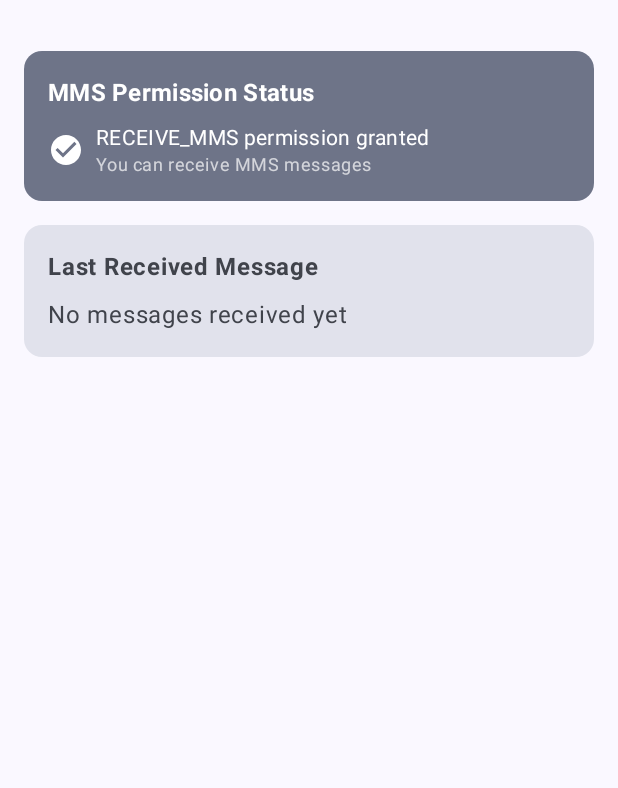
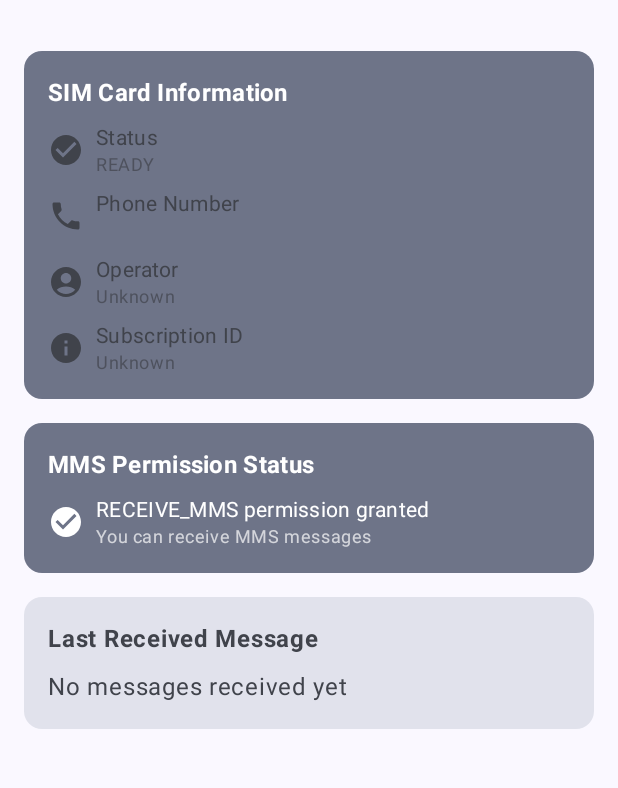
Before and after one commit to aqua-ix/PushReceiverSample, an Android app built with Jetpack Compose: the screen it shows after launch (MainActivity), on a phone screen of 412 x 824 dp, the part 69-857 px from its top. Run offline under Robolectric (Android 15) with nearby library versions, the phone set to English and light mode, and no system bars.

Commit message:
Add display of sim card information

```diff
--- a/app/src/main/AndroidManifest.xml
+++ b/app/src/main/AndroidManifest.xml
@@ -7,6 +7,8 @@
         android:required="false" />
 
     <uses-permission android:name="android.permission.RECEIVE_MMS" />
+    <uses-permission android:name="android.permission.READ_PHONE_NUMBERS" />
+    <uses-permission android:name="android.permission.READ_PHONE_STATE" />
 
     <application
         android:allowBackup="true"
--- a/app/src/main/java/com/example/pushreceiversample/MainActivity.kt
+++ b/app/src/main/java/com/example/pushreceiversample/MainActivity.kt
@@ -15,6 +15,7 @@ import androidx.compose.material3.TopAppBar
 import androidx.compose.ui.Modifier
 import androidx.compose.ui.unit.dp
 import com.example.pushreceiversample.ui.MmsPermission
+import com.example.pushreceiversample.ui.SimStatus
 import com.example.pushreceiversample.ui.theme.PushReceiverSampleTheme
 
 class MainActivity : ComponentActivity() {
@@ -39,6 +40,7 @@ class MainActivity : ComponentActivity() {
                             .padding(16.dp),
                         verticalArrangement = Arrangement.spacedBy(16.dp)
                     ) {
+                        SimStatus()
                         MmsPermission()
                         ReceivedMessage()
                     }
--- /dev/null
+++ b/app/src/main/java/com/example/pushreceiversample/ui/SimStatus.kt
@@ -0,0 +1,222 @@
+package com.example.pushreceiversample.ui
+
+import android.Manifest
+import android.content.Context
+import android.content.Intent
+import android.net.Uri
+import android.os.Build
+import android.provider.Settings
+import android.telephony.SubscriptionManager
+import android.telephony.TelephonyManager
+import androidx.compose.foundation.layout.Arrangement
+import androidx.compose.foundation.layout.Column
+import androidx.compose.foundation.layout.Row
+import androidx.compose.foundation.layout.fillMaxWidth
+import androidx.compose.foundation.layout.padding
+import androidx.compose.material.icons.Icons
+import androidx.compose.material.icons.filled.AccountCircle
+import androidx.compose.material.icons.filled.CheckCircle
+import androidx.compose.material.icons.filled.Info
+import androidx.compose.material.icons.filled.Phone
+import androidx.compose.material.icons.filled.Warning
+import androidx.compose.material3.Button
+import androidx.compose.material3.ButtonDefaults
+import androidx.compose.material3.Card
+import androidx.compose.material3.CardDefaults
+import androidx.compose.material3.Icon
+import androidx.compose.material3.MaterialTheme
+import androidx.compose.material3.Text
+import androidx.compose.runtime.Composable
+import androidx.compose.runtime.LaunchedEffect
+import androidx.compose.runtime.getValue
+import androidx.compose.runtime.mutableStateOf
+import androidx.compose.runtime.remember
+import androidx.compose.runtime.setValue
+import androidx.compose.ui.Alignment
+import androidx.compose.ui.Modifier
+import androidx.compose.ui.graphics.vector.ImageVector
+import androidx.compose.ui.platform.LocalContext
+import androidx.compose.ui.text.font.FontWeight
+import androidx.compose.ui.unit.dp
+import com.google.accompanist.permissions.ExperimentalPermissionsApi
+import com.google.accompanist.permissions.rememberMultiplePermissionsState
+
+data class SimStatusData(
+    val status: SimStatusEnum,
+    val phoneNumber: String?,
+    val simOperatorName: String?,
+    val subscriptionId: Int?
+)
+
+enum class SimStatusEnum {
+    READY, NOT_READY, ABSENT, NETWORK_LOCKED, PIN_REQUIRED, PUK_REQUIRED, UNKNOWN
+}
+
+@SuppressWarnings("MissingPermission")
+fun getSimInfo(context: Context): SimStatusData {
+    val telephonyManager = context.getSystemService(Context.TELEPHONY_SERVICE) as TelephonyManager
+    val subscriptionManager =
+        context.getSystemService(Context.TELEPHONY_SUBSCRIPTION_SERVICE) as SubscriptionManager
+
+    val status = when (telephonyManager.simState) {
+        TelephonyManager.SIM_STATE_READY -> SimStatusEnum.READY
+        TelephonyManager.SIM_STATE_ABSENT -> SimStatusEnum.ABSENT
+        TelephonyManager.SIM_STATE_PIN_REQUIRED -> SimStatusEnum.PIN_REQUIRED
+        TelephonyManager.SIM_STATE_PUK_REQUIRED -> SimStatusEnum.PUK_REQUIRED
+        TelephonyManager.SIM_STATE_NETWORK_LOCKED -> SimStatusEnum.NETWORK_LOCKED
+        TelephonyManager.SIM_STATE_NOT_READY -> SimStatusEnum.NOT_READY
+        else -> SimStatusEnum.UNKNOWN
+    }
+
+    val phoneNumber = if (Build.VERSION.SDK_INT >= Build.VERSION_CODES.TIRAMISU) {
+        subscriptionManager.getPhoneNumber(SubscriptionManager.getDefaultSubscriptionId())
+    } else {
+        subscriptionManager.activeSubscriptionInfoList?.firstOrNull()?.number
+    }
+
+    val activeSubscriptionInfo = subscriptionManager.activeSubscriptionInfoList?.firstOrNull()
+
+    return SimStatusData(
+        status = status,
+        phoneNumber = phoneNumber ?: "Unknown",
+        simOperatorName = telephonyManager.simOperatorName ?: "Unknown",
+        subscriptionId = activeSubscriptionInfo?.subscriptionId
+    )
+}
+
+@OptIn(ExperimentalPermissionsApi::class)
+@Composable
+fun SimStatus() {
+    val context = LocalContext.current
+    var simInfo by remember {
+        mutableStateOf(
+            SimStatusData(
+                SimStatusEnum.UNKNOWN,
+                null,
+                null,
+                null
+            )
+        )
+    }
+
+    val permissions = if (Build.VERSION.SDK_INT >= Build.VERSION_CODES.O) {
+        listOf(Manifest.permission.READ_PHONE_STATE, Manifest.permission.READ_PHONE_NUMBERS)
+    } else {
+        listOf(Manifest.permission.READ_PHONE_STATE)
+    }
+
+    val permissionState = rememberMultiplePermissionsState(permissions)
+    var shouldShowRationale by remember { mutableStateOf(false) }
+
+    LaunchedEffect(permissionState.allPermissionsGranted) {
+        shouldShowRationale = permissionState.shouldShowRationale
+        if (permissionState.allPermissionsGranted) {
+            simInfo = getSimInfo(context)
+        }
+    }
+
+    Card(
+        modifier = Modifier.fillMaxWidth(),
+        colors = CardDefaults.cardColors(
+            containerColor = when {
+                !permissionState.allPermissionsGranted -> MaterialTheme.colorScheme.errorContainer
+                simInfo.status == SimStatusEnum.READY -> MaterialTheme.colorScheme.secondaryContainer
+                simInfo.status in listOf(
+                    SimStatusEnum.ABSENT,
+                    SimStatusEnum.PIN_REQUIRED,
+                    SimStatusEnum.PUK_REQUIRED,
+                    SimStatusEnum.NETWORK_LOCKED
+                ) -> MaterialTheme.colorScheme.errorContainer
+
+                else -> MaterialTheme.colorScheme.surfaceVariant
+            }
+        )
+    ) {
+        Column(
+            modifier = Modifier.padding(16.dp),
+            verticalArrangement = Arrangement.spacedBy(8.dp)
+        ) {
+            Text(
+                text = "SIM Card Information",
+                style = MaterialTheme.typography.titleMedium,
+                fontWeight = FontWeight.Bold
+            )
+            if (!permissionState.allPermissionsGranted) {
+                SimStatusRow(
+                    icon = Icons.Default.Warning,
+                    label = "Permission required",
+                    value = "READ_PHONE_STATE and READ_PHONE_NUMBERS permissions are needed to access SIM information"
+                )
+                Button(
+                    onClick = {
+                        if (shouldShowRationale) {
+                            val intent =
+                                Intent(Settings.ACTION_APPLICATION_DETAILS_SETTINGS).apply {
+                                    data = Uri.fromParts("package", context.packageName, null)
+                                }
+                            context.startActivity(intent)
+                        } else {
+                            permissionState.launchMultiplePermissionRequest()
+                        }
+                    },
+                    colors = ButtonDefaults.buttonColors(
+                        containerColor = MaterialTheme.colorScheme.primary,
+                        contentColor = MaterialTheme.colorScheme.onPrimary
+                    )
+                ) {
+                    Text(
+                        if (shouldShowRationale) "Open Settings"
+                        else "Request Permissions"
+                    )
+                }
+            } else {
+                SimStatusRow(
+                    icon = if (simInfo.status == SimStatusEnum.READY) Icons.Default.CheckCircle else Icons.Default.Warning,
+                    label = "Status",
+                    value = simInfo.status.toString()
+                )
+                SimStatusRow(
+                    icon = Icons.Default.Phone,
+                    label = "Phone Number",
+                    value = simInfo.phoneNumber ?: "Unknown"
+                )
+                SimStatusRow(
+                    icon = Icons.Default.AccountCircle,
+                    label = "Operator",
+                    value = simInfo.simOperatorName ?: "Unknown"
+                )
+                SimStatusRow(
+                    icon = Icons.Default.Info,
+                    label = "Subscription ID",
+                    value = simInfo.subscriptionId?.toString() ?: "Unknown"
+                )
+            }
+        }
+    }
+}
+
+@Composable
+fun SimStatusRow(icon: ImageVector, label: String, value: String) {
+    Row(
+        verticalAlignment = Alignment.CenterVertically,
+        horizontalArrangement = Arrangement.spacedBy(8.dp)
+    ) {
+        Icon(
+            imageVector = icon,
+            contentDescription = null,
+            tint = MaterialTheme.colorScheme.onSurfaceVariant
+        )
+        Column {
+            Text(
+                text = label,
+                style = MaterialTheme.typography.bodyMedium,
+                color = MaterialTheme.colorScheme.onSurfaceVariant
+            )
+            Text(
+                text = value,
+                style = MaterialTheme.typography.bodySmall,
+                color = MaterialTheme.colorScheme.onSurfaceVariant.copy(alpha = 0.7f)
+            )
+        }
+    }
+}
```
